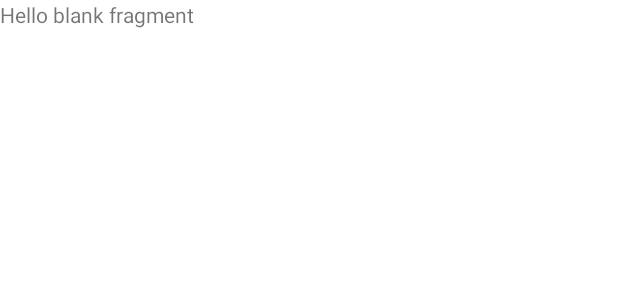
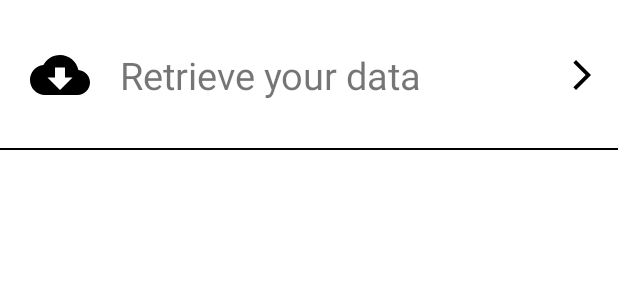
Before and after one commit to winkydes/SubMarker, an Android app: the layout fragment_settings.xml on its own in the app's theme, with its tools: preview values and no code run, on a phone screen of 412 x 824 dp. Shown: the top 300 px of the screen. Run offline under Robolectric (Android 15) with nearby library versions, the phone set to English and light mode, and no system bars.

Commit message:
settings page item init

```diff
--- /dev/null
+++ b/app/src/main/java/com/example/submarker/SettingsItem.kt
@@ -0,0 +1,24 @@
+package com.example.submarker
+
+import android.content.Context
+import android.util.AttributeSet
+import android.widget.ImageView
+import android.widget.TextView
+import androidx.constraintlayout.widget.ConstraintLayout
+
+class SettingsItem(context: Context, attrs: AttributeSet) : ConstraintLayout(context, attrs) {
+    init {
+        inflate(context, R.layout.settings_item, this)
+        val settingsItemStyle = context.obtainStyledAttributes(attrs, R.styleable.SettingsItem)
+
+        val ivIcon = findViewById<ImageView>(R.id.iv_icon)
+        val tvSettingName = findViewById<TextView>(R.id.tv_setting_name)
+
+        try {
+            ivIcon.setImageDrawable(settingsItemStyle.getDrawable(R.styleable.SettingsItem_iconSrc))
+            tvSettingName.text = settingsItemStyle.getString(R.styleable.SettingsItem_settingsName)
+        } finally {
+            settingsItemStyle.recycle()
+        }
+    }
+}
--- /dev/null
+++ b/app/src/main/res/drawable/ic_baseline_arrow_forward_ios_24.xml
@@ -0,0 +1,5 @@
+<vector android:autoMirrored="true" android:height="24dp"
+    android:tint="#000000" android:viewportHeight="24"
+    android:viewportWidth="24" android:width="24dp" xmlns:android="http://schemas.android.com/apk/res/android">
+    <path android:fillColor="@android:color/white" android:pathData="M6.23,20.23l1.77,1.77l10,-10l-10,-10l-1.77,1.77l8.23,8.23z"/>
+</vector>
--- /dev/null
+++ b/app/src/main/res/drawable/ic_baseline_cloud_download_24.xml
@@ -0,0 +1,5 @@
+<vector android:height="24dp" android:tint="#000000"
+    android:viewportHeight="24" android:viewportWidth="24"
+    android:width="24dp" xmlns:android="http://schemas.android.com/apk/res/android">
+    <path android:fillColor="@android:color/white" android:pathData="M19.35,10.04C18.67,6.59 15.64,4 12,4 9.11,4 6.6,5.64 5.35,8.04 2.34,8.36 0,10.91 0,14c0,3.31 2.69,6 6,6h13c2.76,0 5,-2.24 5,-5 0,-2.64 -2.05,-4.78 -4.65,-4.96zM17,13l-5,5 -5,-5h3V9h4v4h3z"/>
+</vector>
--- a/app/src/main/res/layout/fragment_settings.xml
+++ b/app/src/main/res/layout/fragment_settings.xml
@@ -1,14 +1,18 @@
 <?xml version="1.0" encoding="utf-8"?>
-<FrameLayout xmlns:android="http://schemas.android.com/apk/res/android"
+<androidx.constraintlayout.widget.ConstraintLayout xmlns:android="http://schemas.android.com/apk/res/android"
     xmlns:tools="http://schemas.android.com/tools"
     android:layout_width="match_parent"
     android:layout_height="match_parent"
+    xmlns:app="http://schemas.android.com/apk/res-auto"
     tools:context=".fragments.SettingsFragment">
 
-    <!-- TODO: Update blank fragment layout -->
-    <TextView
+    <com.example.submarker.SettingsItem
+        android:id="@+id/settings_retrieve_data"
         android:layout_width="match_parent"
-        android:layout_height="match_parent"
-        android:text="@string/hello_blank_fragment" />
+        android:layout_height="wrap_content"
+        app:layout_constraintTop_toTopOf="parent"
+        app:layout_constraintStart_toStartOf="parent"
+        app:iconSrc="@drawable/ic_baseline_cloud_download_24"
+        app:settingsName="@string/data_retrieval"/>
 
-</FrameLayout>
+</androidx.constraintlayout.widget.ConstraintLayout>
--- /dev/null
+++ b/app/src/main/res/layout/settings_item.xml
@@ -0,0 +1,39 @@
+<?xml version="1.0" encoding="utf-8"?>
+<androidx.constraintlayout.widget.ConstraintLayout xmlns:android="http://schemas.android.com/apk/res/android"
+    android:layout_width="match_parent"
+    android:layout_height="100dp"
+    xmlns:app="http://schemas.android.com/apk/res-auto">
+
+    <ImageView
+        android:id="@+id/iv_icon"
+        android:layout_width="40dp"
+        android:layout_height="40dp"
+        android:layout_marginStart="20dp"
+        app:layout_constraintTop_toTopOf="parent"
+        app:layout_constraintStart_toStartOf="parent"
+        app:layout_constraintBottom_toBottomOf="parent" />
+    <TextView
+        android:id="@+id/tv_setting_name"
+        android:layout_width="wrap_content"
+        android:layout_height="wrap_content"
+        android:layout_marginStart="20dp"
+        android:textSize="25sp"
+        app:layout_constraintTop_toTopOf="parent"
+        app:layout_constraintBottom_toBottomOf="parent"
+        app:layout_constraintStart_toEndOf="@id/iv_icon"/>
+
+    <ImageView
+        android:layout_width="24dp"
+        android:layout_height="24dp"
+        android:layout_marginEnd="@dimen/common_margin"
+        app:layout_constraintEnd_toEndOf="parent"
+        app:layout_constraintTop_toTopOf="parent"
+        app:layout_constraintBottom_toBottomOf="parent"
+        android:src="@drawable/ic_baseline_arrow_forward_ios_24" />
+
+    <View
+        android:layout_width="match_parent"
+        android:layout_height="1dp"
+        android:background="#000000"
+        app:layout_constraintBottom_toBottomOf="parent"/>
+</androidx.constraintlayout.widget.ConstraintLayout>
--- /dev/null
+++ b/app/src/main/res/values/attrs.xml
@@ -0,0 +1,7 @@
+<?xml version="1.0" encoding="utf-8"?>
+<resources>
+    <declare-styleable name="SettingsItem">
+        <attr name="iconSrc" format="string"/>
+        <attr name="settingsName" format="string"/>
+    </declare-styleable>
+</resources>
--- a/app/src/main/res/values/strings.xml
+++ b/app/src/main/res/values/strings.xml
@@ -31,6 +31,9 @@
 
     <string name="days_left">days left</string>
 
+    <!--Strings for setting page-->
+    <string name="data_retrieval">Retrieve your data</string>
+
     <!--Shared Preference String-->
     <string name="preference_file_key">SubMarker</string>
 
```
